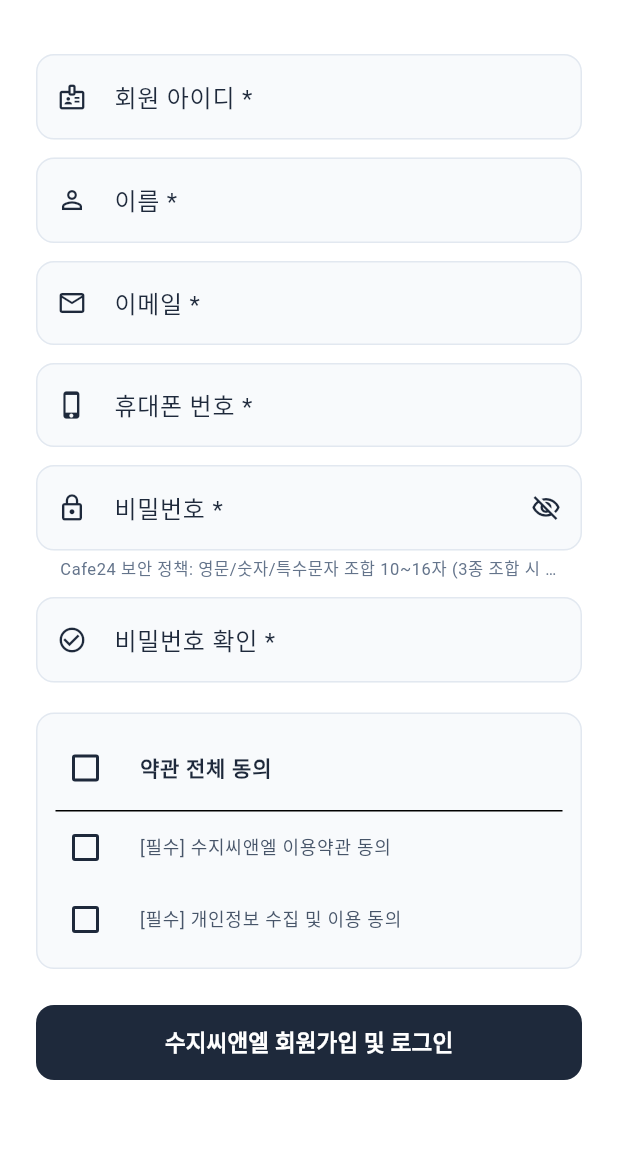
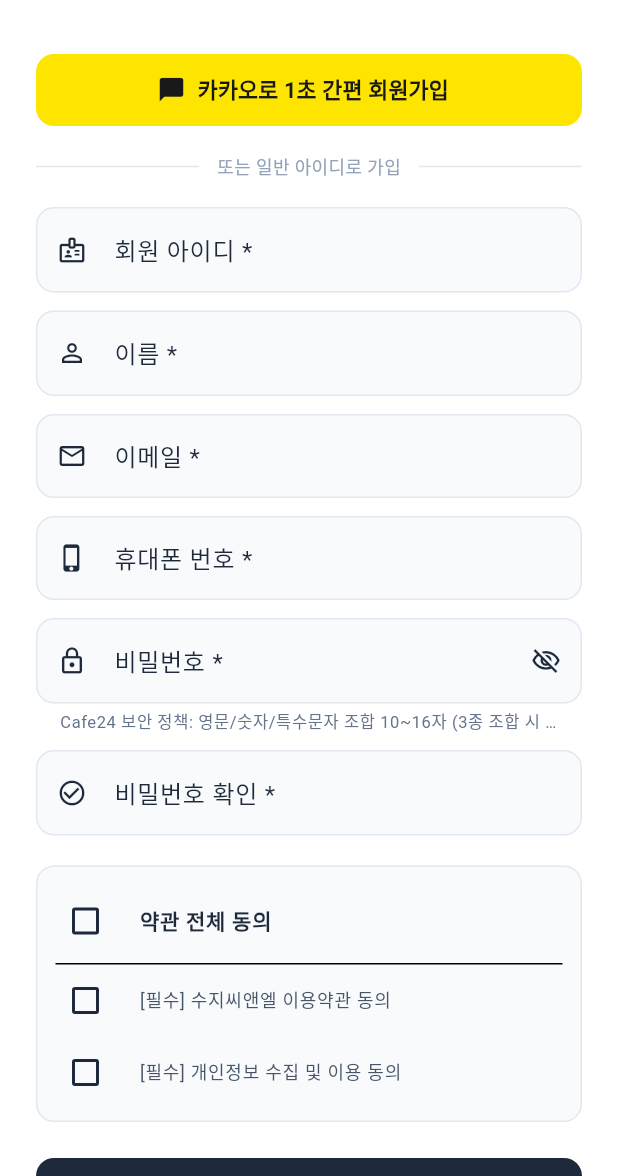
Before and after one commit to Dev-Combu/shop_mall, a Flutter app: the LoginPage screen opened by its route, after a tap on "로그인", after a tap on "테스트 계정(suzicnl1)으로 1초 로그인", after a tap on "회원가입하기", on a phone screen of 412 x 824 dp, the part 60-1236 px from its top. Run offline on Flutter 3.47's test engine with Material 3 defaults, Android fonts, the phone set to English and light mode, and no system bars; our stand-ins replace dio, flutter_dotenv, flutter_riverpod, flutter_secure_storage, go_router, webview_flutter; accounts and stored records are empty; network calls fail; Roboto replaces fonts that are missing (Pretendard).

Commit message:
feat/auth: kakao login 구현

```diff
--- a/lib/views/login.dart
+++ b/lib/views/login.dart
@@ -7,6 +7,7 @@
 import 'package:shopmall/config/theme/theme.dart';
 import 'package:shopmall/models/user.dart';
 import 'package:shopmall/viewmodels/auth_viewmodel.dart';
+import 'package:shopmall/views/share/kakao_sync_auth_sheet.dart';
 import 'package:webview_flutter/webview_flutter.dart';
 
 class LoginPage extends ConsumerStatefulWidget {
@@ -386,6 +387,27 @@
     }
   }
 
+  Future<void> _handleKakaoLogin() async {
+    setState(() {
+      _errorMessage = null;
+    });
+
+    final kakaoUser = await KakaoSyncAuthSheet.show(context);
+    if (kakaoUser == null || !mounted) return;
+
+    await ref.read(authProvider.notifier).setAuthenticatedUser(kakaoUser);
+
+    if (!mounted) return;
+    ScaffoldMessenger.of(context).showSnackBar(
+      SnackBar(
+        content: Text('카카오 계정(${kakaoUser.name})으로 로그인되었습니다.'),
+        backgroundColor: AppTheme.primary,
+        behavior: SnackBarBehavior.floating,
+      ),
+    );
+    context.pop();
+  }
+
   @override
   Widget build(BuildContext context) {
     return Scaffold(
@@ -608,7 +630,58 @@
                     ),
                   ),
 
-                  const SizedBox(height: 14),
+                  const SizedBox(height: 18),
+
+                  Row(
+                    children: const [
+                      Expanded(child: Divider(color: Color(0xFFE2E8F0))),
+                      Padding(
+                        padding: EdgeInsets.symmetric(horizontal: 12),
+                        child: Text(
+                          '간편 로그인',
+                          style: TextStyle(
+                            fontSize: 12,
+                            color: Color(0xFF94A3B8),
+                            fontWeight: FontWeight.w500,
+                          ),
+                        ),
+                      ),
+                      Expanded(child: Divider(color: Color(0xFFE2E8F0))),
+                    ],
+                  ),
+
+                  const SizedBox(height: 16),
+
+                  // 카카오싱크(Kakao Sync) 공식 1초 로그인 버튼
+                  SizedBox(
+                    height: 50,
+                    child: ElevatedButton.icon(
+                      onPressed: _isSubmitting ? null : _handleKakaoLogin,
+                      icon: const Icon(
+                        Icons.chat_bubble_rounded,
+                        size: 20,
+                        color: Color(0xFF191919),
+                      ),
+                      label: const Text(
+                        '카카오로 1초 로그인 / 회원가입',
+                        style: TextStyle(
+                          fontSize: 15,
+                          fontWeight: FontWeight.bold,
+                          color: Color(0xFF191919),
+                        ),
+                      ),
+                      style: ElevatedButton.styleFrom(
+                        backgroundColor: const Color(0xFFFEE500),
+                        foregroundColor: const Color(0xFF191919),
+                        elevation: 0,
+                        shape: RoundedRectangleBorder(
+                          borderRadius: BorderRadius.circular(12),
+                        ),
+                      ),
+                    ),
+                  ),
+
+                  const SizedBox(height: 10),
 
                   SizedBox(
                     height: 44,
--- a/lib/views/signup.dart
+++ b/lib/views/signup.dart
@@ -7,6 +7,7 @@
 import 'package:shopmall/config/theme/theme.dart';
 import 'package:shopmall/models/user.dart';
 import 'package:shopmall/viewmodels/auth_viewmodel.dart';
+import 'package:shopmall/views/share/kakao_sync_auth_sheet.dart';
 import 'package:webview_flutter/webview_flutter.dart';
 
 class SignUpPage extends ConsumerStatefulWidget {
@@ -387,6 +388,27 @@
     }
   }
 
+  Future<void> _handleKakaoSignUp() async {
+    setState(() {
+      _errorMessage = null;
+    });
+
+    final kakaoUser = await KakaoSyncAuthSheet.show(context);
+    if (kakaoUser == null || !mounted) return;
+
+    await ref.read(authProvider.notifier).setAuthenticatedUser(kakaoUser);
+
+    if (!mounted) return;
+    ScaffoldMessenger.of(context).showSnackBar(
+      SnackBar(
+        content: Text('카카오 계정(${kakaoUser.name})으로 간편 가입 및 로그인되었습니다!'),
+        backgroundColor: AppTheme.primary,
+        behavior: SnackBarBehavior.floating,
+      ),
+    );
+    context.go('/mypage');
+  }
+
   @override
   Widget build(BuildContext context) {
     return Scaffold(
@@ -432,6 +454,54 @@
                 child: Column(
                   crossAxisAlignment: CrossAxisAlignment.stretch,
                   children: [
+                    // 카카오싱크(Kakao Sync) 1초 간편 회원가입 버튼
+                    SizedBox(
+                      height: 48,
+                      child: ElevatedButton.icon(
+                        onPressed: _isSubmitting ? null : _handleKakaoSignUp,
+                        icon: const Icon(
+                          Icons.chat_bubble_rounded,
+                          size: 19,
+                          color: Color(0xFF191919),
+                        ),
+                        label: const Text(
+                          '카카오로 1초 간편 회원가입',
+                          style: TextStyle(
+                            fontSize: 14.5,
+                            fontWeight: FontWeight.bold,
+                            color: Color(0xFF191919),
+                          ),
+                        ),
+                        style: ElevatedButton.styleFrom(
+                          backgroundColor: const Color(0xFFFEE500),
+                          foregroundColor: const Color(0xFF191919),
+                          elevation: 0,
+                          shape: RoundedRectangleBorder(
+                            borderRadius: BorderRadius.circular(12),
+                          ),
+                        ),
+                      ),
+                    ),
+                    const SizedBox(height: 18),
+                    Row(
+                      children: const [
+                        Expanded(child: Divider(color: Color(0xFFE2E8F0))),
+                        Padding(
+                          padding: EdgeInsets.symmetric(horizontal: 12),
+                          child: Text(
+                            '또는 일반 아이디로 가입',
+                            style: TextStyle(
+                              fontSize: 12,
+                              color: Color(0xFF94A3B8),
+                              fontWeight: FontWeight.w500,
+                            ),
+                          ),
+                        ),
+                        Expanded(child: Divider(color: Color(0xFFE2E8F0))),
+                      ],
+                    ),
+                    const SizedBox(height: 18),
+
                     if (_errorMessage != null) ...[
                       Container(
                         padding: const EdgeInsets.all(12),
```
Also changed, not shown: lib/views/share/kakao_sync_auth_sheet.dart (added, +543 -0 lines), 1 other file.
